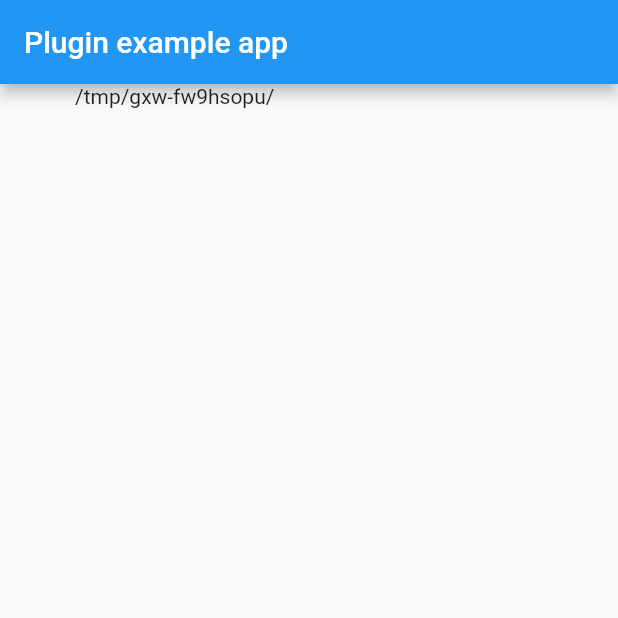
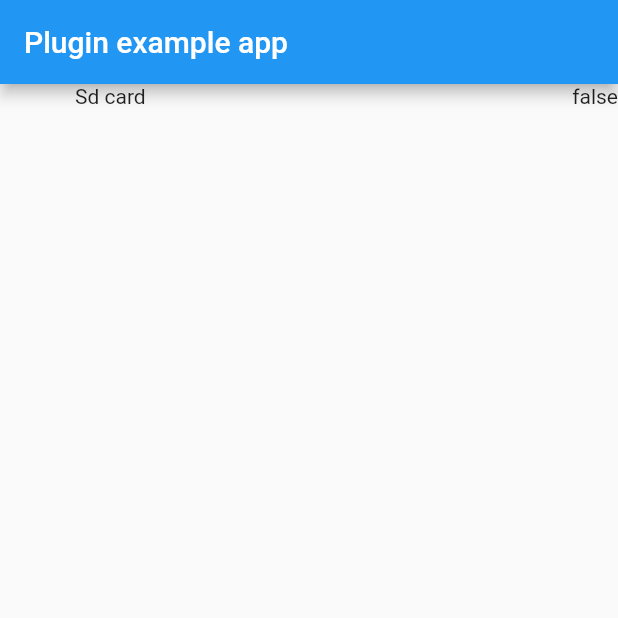
Before and after one commit to kannel-outis/impulse_utils, a Flutter app: the screen it shows after launch, on a phone screen of 412 x 824 dp, the top half of it. Run offline on Flutter 3.47's test engine with Material 2 defaults, Android fonts, the phone set to English and light mode, and no system bars; our stand-ins replace go_router, plugin_platform_interface.

Commit message:
added root dir checking

```diff
--- a/example/lib/main.dart
+++ b/example/lib/main.dart
@@ -151,7 +151,13 @@ class _MyAppState extends State<MyApp> {
                     //   (e) => Text(e.fileSystemEntity.path),
                     // ),
                     for (final s in snapshot.data!)
-                      Text(s.fileSystemEntity.path),
+                      Row(
+                        mainAxisAlignment: MainAxisAlignment.spaceBetween,
+                        children: [
+                          Text(s.rootName ?? s.name),
+                          Text(s.isPhoneStorageRoot.toString()),
+                        ],
+                      ),
                   ],
                 );
               }
--- a/lib/src/file_manager/impulse_file.dart
+++ b/lib/src/file_manager/impulse_file.dart
@@ -5,10 +5,12 @@ import 'package:impulse_utils/src/models/file_size.dart';
 
 abstract interface class ImpulseFileEntity extends FileSize {
   final FileSystemEntity fileSystemEntity;
+  final bool isRoot;
 
   const ImpulseFileEntity({
     required int size,
     required this.fileSystemEntity,
+    this.isRoot = false,
   }) : super(size);
 
   bool get isFolder => fileSystemEntity is Directory;
@@ -22,13 +24,23 @@ abstract interface class ImpulseFileEntity extends FileSize {
     return null;
   }
 
+  String? get rootName => isRoot
+      ? fileSystemEntity.path.contains("emulated")
+          ? "Phone Storage"
+          : "Sd card"
+      : null;
+  bool get isPhoneStorageRoot =>
+      isRoot && fileSystemEntity.path.contains("emulated");
+
   ImpulseFileType? get fileType {
     if (isFolder) return null;
     return fileSystemEntity.path.getFileType;
   }
 
   String get name {
-    return fileSystemEntity.path.split(Platform.pathSeparator).last;
+    final names = fileSystemEntity.path.split(Platform.pathSeparator);
+    names.removeWhere((element) => element == "");
+    return names.last;
   }
 
   ImpulseFile get castToFile {
@@ -38,14 +50,15 @@ abstract interface class ImpulseFileEntity extends FileSize {
 
 class ImpulseDirectory extends ImpulseFileEntity {
   final Directory directory;
-  const ImpulseDirectory({required this.directory})
-      : super(fileSystemEntity: directory, size: 0);
+  const ImpulseDirectory({required this.directory, bool isRoot = false})
+      : super(fileSystemEntity: directory, size: 0, isRoot: isRoot);
 }
 
 class ImpulseFile extends ImpulseFileEntity {
   final File file;
-  const ImpulseFile({required this.file, required int size})
-      : super(size: size, fileSystemEntity: file);
+  const ImpulseFile(
+      {required this.file, required int size, bool isRoot = false})
+      : super(size: size, fileSystemEntity: file, isRoot: isRoot);
 
   int get totalFileSize {
     final f = File(file.path);
```
Also changed, not shown: lib/src/file_manager/file_manager_impulse.dart (+7 -3 lines).
